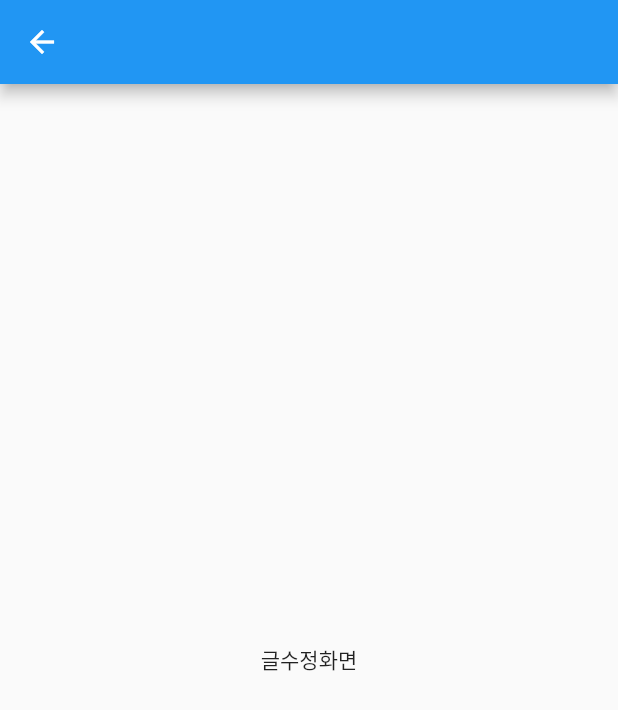
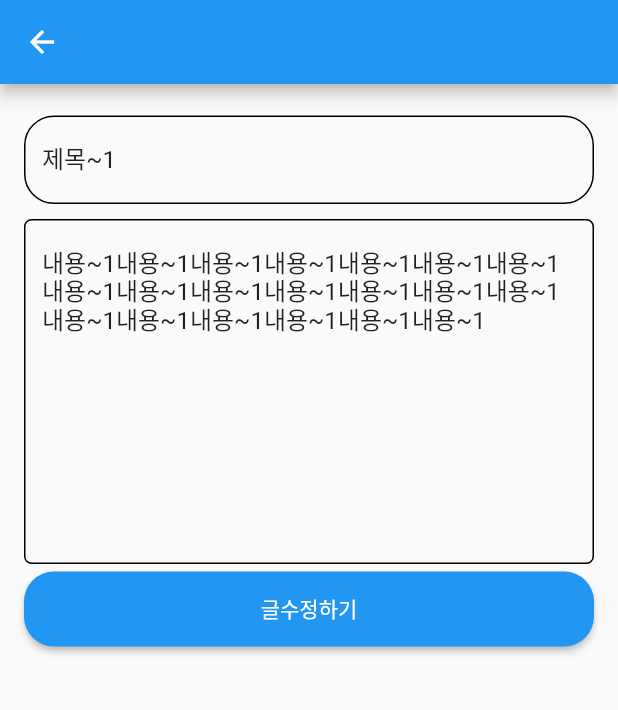
Before and after one commit to HiddenEvent/flutter_blog, a Flutter app: the UpdatePage screen opened directly, on a phone screen of 412 x 824 dp. Shown: the top 710 px of the screen. Run offline on Flutter 3.47's test engine with Material 2 defaults, Android fonts, the phone set to English and light mode, and no system bars; our stand-ins replace get, validators.

Commit message:
[글수정하기 페이지] - 글상세 데이터 추가 및 글수정 데이터 전송

```diff
--- a/lib/pages/components/custom_text_form_field.dart
+++ b/lib/pages/components/custom_text_form_field.dart
@@ -3,14 +3,16 @@ import 'package:flutter/material.dart';
 class CustomTextFormField extends StatelessWidget {
   final String hint;
   final funValidator;
+  final String? value;
 
-  const CustomTextFormField({required this.hint, required this.funValidator});
+  const CustomTextFormField({required this.hint, required this.funValidator, this.value});
 
   @override
   Widget build(BuildContext context) {
     return Padding(
       padding: const EdgeInsets.symmetric(vertical: 5),
       child: TextFormField(
+        initialValue: value ?? "",
         validator: funValidator,
         obscureText: hint == "Password"? true: false,
         decoration: InputDecoration(
--- a/lib/pages/components/custom_textarea.dart
+++ b/lib/pages/components/custom_textarea.dart
@@ -3,14 +3,16 @@ import 'package:flutter/material.dart';
 class CustomTextArea extends StatelessWidget {
   final String hint;
   final funValidator;
+  final String? value;
 
-  const CustomTextArea({required this.hint, required this.funValidator});
+  const CustomTextArea({required this.hint, required this.funValidator, this.value});
 
   @override
   Widget build(BuildContext context) {
     return Padding(
       padding: const EdgeInsets.symmetric(vertical: 5),
       child: TextFormField(
+        initialValue: value ?? "",
         maxLines: 10,
         validator: funValidator,
         decoration: InputDecoration(
--- a/lib/pages/post/update_page.dart
+++ b/lib/pages/post/update_page.dart
@@ -1,12 +1,43 @@
 import 'package:flutter/material.dart';
+import 'package:flutter_blog/pages/components/custom_elevated_button.dart';
+import 'package:flutter_blog/pages/components/custom_text_form_field.dart';
+import 'package:flutter_blog/pages/components/custom_textarea.dart';
+import 'package:flutter_blog/pages/post/detail_page.dart';
+import 'package:flutter_blog/util/validator_util.dart';
+import 'package:get/get.dart';
+
+import 'home_page.dart';
 
 class UpdatePage extends StatelessWidget {
+  final _formKey = GlobalKey<FormState>();
+
   @override
   Widget build(BuildContext context) {
     return Scaffold(
       appBar: AppBar(),
-      body: Center(
-        child: Text("글수정화면"),
+      body: Padding(
+        padding: const EdgeInsets.all(16.0),
+        child: Form(
+            key: _formKey,
+            child: ListView(
+              children: [
+                CustomTextFormField(
+                    hint: "Title", funValidator: validateTitle(),
+                  value: "제목~1",
+                ),
+                CustomTextArea(
+                    hint: "Content", funValidator: validateContent(),
+                  value: "내용~1"*20,
+                ),
+                CustomElevatedButton(
+                    text: "글수정하기",
+                    funPageRoute: () {
+                      if (_formKey.currentState!.validate()) {
+                        Get.off(DetailPage(1));
+                      }
+                    }),
+              ],
+            )),
       ),
     );
   }
```
